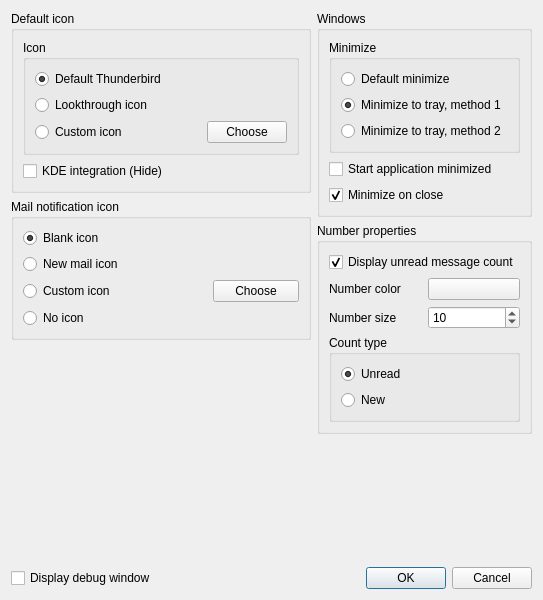
Qt form app/SysTray-X/preferences.ui (Ximi1970/systray-x) before a commit.
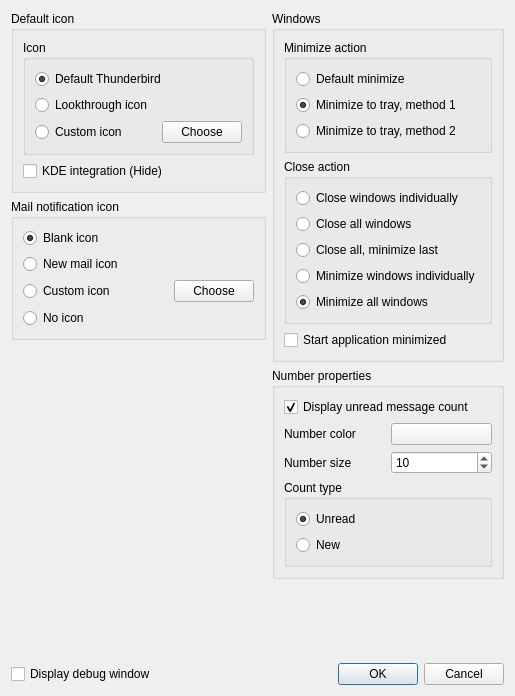
The same form after that commit. Icons and pictures are not drawn.

Commit message: Extend options for close

Diff of the .ui file:
```diff
--- a/app/SysTray-X/preferences.ui
+++ b/app/SysTray-X/preferences.ui
@@ -6,8 +6,8 @@
    <rect>
     <x>0</x>
     <y>0</y>
-    <width>543</width>
-    <height>600</height>
+    <width>515</width>
+    <height>696</height>
    </rect>
   </property>
   <property name="windowTitle">
@@ -271,7 +271,7 @@
           <item>
            <widget class="QGroupBox" name="groupBox_4">
             <property name="title">
-             <string>Minimize</string>
+             <string>Minimize action</string>
             </property>
             <layout class="QGridLayout" name="gridLayout_2">
              <item row="0" column="0">
@@ -317,6 +317,72 @@
             </layout>
            </widget>
           </item>
+          <item>
+           <widget class="QGroupBox" name="groupBox_6">
+            <property name="title">
+             <string>Close action</string>
+            </property>
+            <layout class="QVBoxLayout" name="verticalLayout_17">
+             <item>
+              <layout class="QVBoxLayout" name="verticalLayout_16">
+               <item>
+                <widget class="QRadioButton" name="closeWindowRadioButton">
+                 <property name="text">
+                  <string>Close windows individually</string>
+                 </property>
+                 <attribute name="buttonGroup">
+                  <string notr="true">closeTypeGroup</string>
+                 </attribute>
+                </widget>
+               </item>
+               <item>
+                <widget class="QRadioButton" name="closeAllWindowsRadioButton">
+                 <property name="text">
+                  <string>Close all windows</string>
+                 </property>
+                 <attribute name="buttonGroup">
+                  <string notr="true">closeTypeGroup</string>
+                 </attribute>
+                </widget>
+               </item>
+               <item>
+                <widget class="QRadioButton" name="closeAllMinimizeLastRadioButton">
+                 <property name="text">
+                  <string>Close all, minimize last</string>
+                 </property>
+                 <attribute name="buttonGroup">
+                  <string notr="true">closeTypeGroup</string>
+                 </attribute>
+                </widget>
+               </item>
+               <item>
+                <widget class="QRadioButton" name="minimizeWindowRadioButton">
+                 <property name="text">
+                  <string>Minimize windows individually</string>
+                 </property>
+                 <attribute name="buttonGroup">
+                  <string notr="true">closeTypeGroup</string>
+                 </attribute>
+                </widget>
+               </item>
+               <item>
+                <widget class="QRadioButton" name="minimizeAllWindowsRadioButton">
+                 <property name="text">
+                  <string>Minimize all windows</string>
+                 </property>
+                 <property name="checked">
+                  <bool>true</bool>
+                 </property>
+                 <attribute name="buttonGroup">
+                  <string notr="true">closeTypeGroup</string>
+                 </attribute>
+                </widget>
+               </item>
+              </layout>
+             </item>
+            </layout>
+           </widget>
+          </item>
           <item>
            <layout class="QVBoxLayout" name="verticalLayout_4">
             <item>
@@ -326,16 +392,6 @@
               </property>
              </widget>
             </item>
-            <item>
-             <widget class="QCheckBox" name="minimizeOnCloseCheckBox">
-              <property name="text">
-               <string>Minimize on close</string>
-              </property>
-              <property name="checked">
-               <bool>true</bool>
-              </property>
-             </widget>
-            </item>
            </layout>
           </item>
          </layout>
```
Left out of the diff: 5 changed lines with no effect on the pictures. The commit also changes 15 other files.
